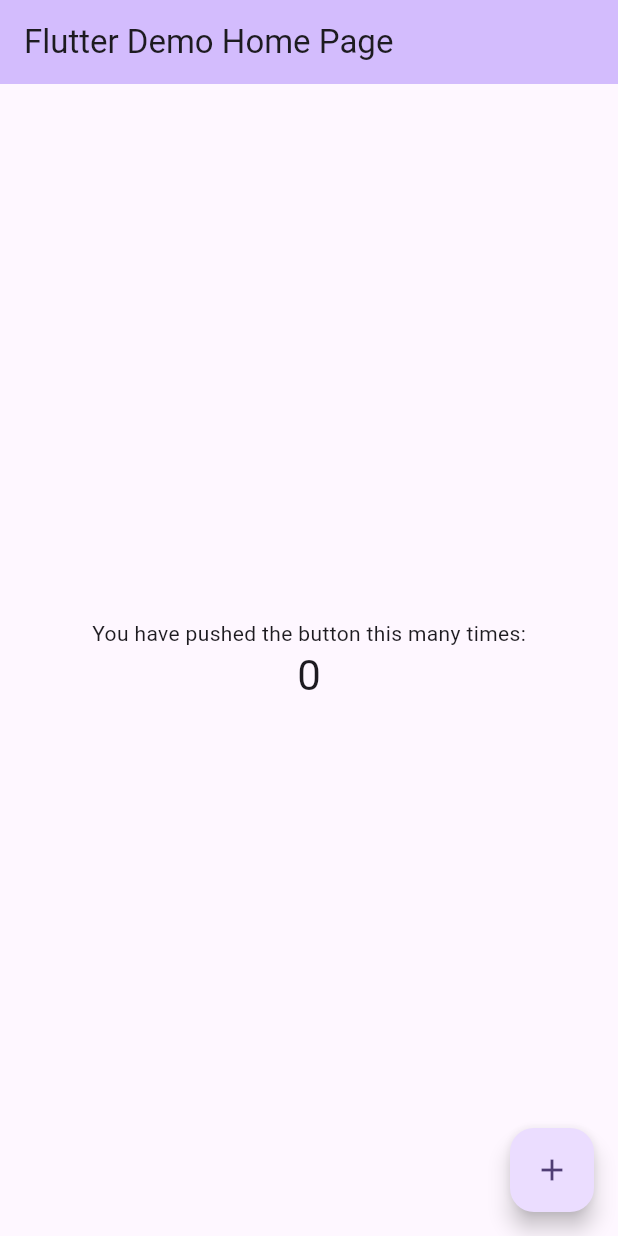
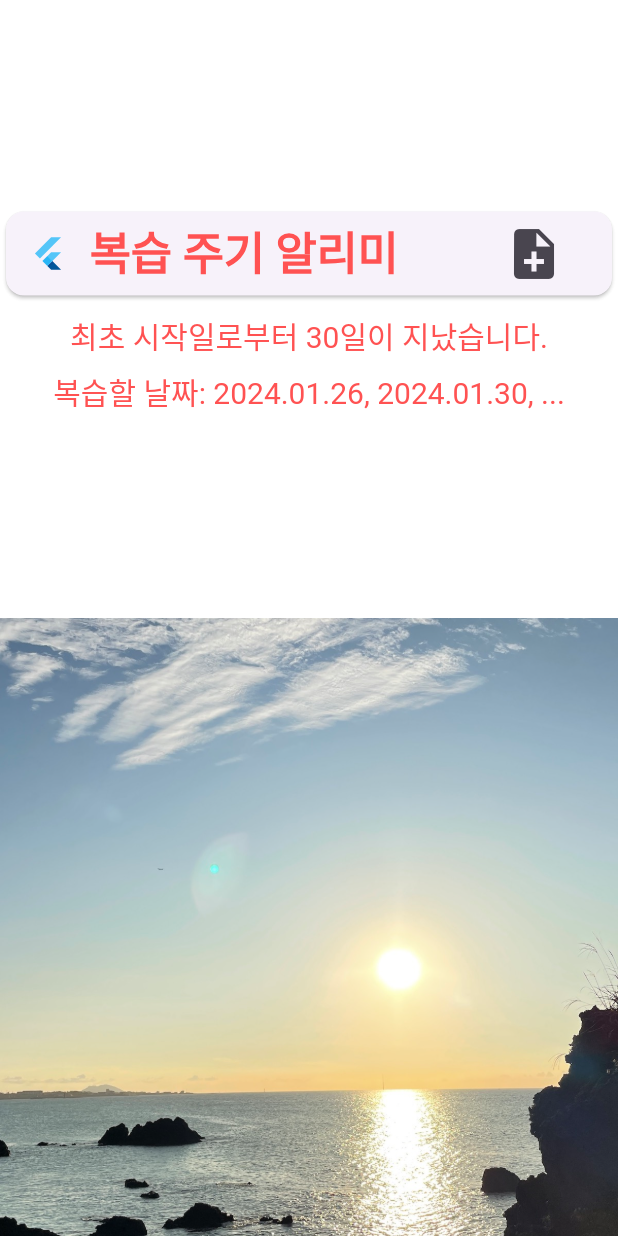
Before and after one commit to MinJaehyun/code_factory, a Flutter app: the screen it shows after launch, on a phone screen of 412 x 824 dp. Run offline on Flutter 3.47's test engine with Material 3 defaults, Android fonts, the phone set to English and light mode, and no system bars.

Commit message:
정적 UI - 50% 완료

```diff
--- a/u_and_i/analysis_options.yaml
+++ b/u_and_i/analysis_options.yaml
@@ -7,7 +7,7 @@
 
 # The following line activates a set of recommended lints for Flutter apps,
 # packages, and plugins designed to encourage good coding practices.
-include: package:flutter_lints/flutter.yaml
+#include: package:flutter_lints/flutter.yaml
 
 linter:
   # The lint rules applied to this project can be customized in the
--- a/u_and_i/lib/main.dart
+++ b/u_and_i/lib/main.dart
@@ -1,4 +1,5 @@
 import 'package:flutter/material.dart';
+import 'package:u_and_i/screen/home_screen.dart';
 
 void main() {
   runApp(const MyApp());
@@ -7,119 +8,22 @@
 class MyApp extends StatelessWidget {
   const MyApp({super.key});
 
-  // This widget is the root of your application.
   @override
   Widget build(BuildContext context) {
     return MaterialApp(
-      title: 'Flutter Demo',
+      home: HomeScreen(),
       theme: ThemeData(
-        // This is the theme of your application.
-        //
-        // TRY THIS: Try running your application with "flutter run". You'll see
-        // the application has a purple toolbar. Then, without quitting the app,
-        // try changing the seedColor in the colorScheme below to Colors.green
-        // and then invoke "hot reload" (save your changes or press the "hot
-        // reload" button in a Flutter-supported IDE, or press "r" if you used
-        // the command line to start the app).
-        //
-        // Notice that the counter didn't reset back to zero; the application
-        // state is not lost during the reload. To reset the state, use hot
-        // restart instead.
-        //
-        // This works for code too, not just values: Most code changes can be
-        // tested with just a hot reload.
-        colorScheme: ColorScheme.fromSeed(seedColor: Colors.deepPurple),
-        useMaterial3: true,
+        textTheme: TextTheme(
+          // headline1: ,
+          displayLarge: TextStyle(color: Colors.redAccent, fontSize: 30, fontWeight: FontWeight.bold),
+          // headline2: ,
+          displayMedium: TextStyle(color: Colors.redAccent, fontSize: 20, fontWeight: FontWeight.bold),
+          // h3
+          displaySmall: TextStyle(color: Colors.redAccent, fontSize: 20,),
+          // headline4:
+          headlineMedium: TextStyle(color: Colors.redAccent, fontSize: 20,),
+        )
       ),
-      home: const MyHomePage(title: 'Flutter Demo Home Page'),
     );
   }
 }
-
-class MyHomePage extends StatefulWidget {
-  const MyHomePage({super.key, required this.title});
-
-  // This widget is the home page of your application. It is stateful, meaning
-  // that it has a State object (defined below) that contains fields that affect
-  // how it looks.
-
-  // This class is the configuration for the state. It holds the values (in this
-  // case the title) provided by the parent (in this case the App widget) and
-  // used by the build method of the State. Fields in a Widget subclass are
-  // always marked "final".
-
-  final String title;
-
-  @override
-  State<MyHomePage> createState() => _MyHomePageState();
-}
-
-class _MyHomePageState extends State<MyHomePage> {
-  int _counter = 0;
-
-  void _incrementCounter() {
-    setState(() {
-      // This call to setState tells the Flutter framework that something has
-      // changed in this State, which causes it to rerun the build method below
-      // so that the display can reflect the updated values. If we changed
-      // _counter without calling setState(), then the build method would not be
-      // called again, and so nothing would appear to happen.
-      _counter++;
-    });
-  }
-
-  @override
-  Widget build(BuildContext context) {
-    // This method is rerun every time setState is called, for instance as done
-    // by the _incrementCounter method above.
-    //
-    // The Flutter framework has been optimized to make rerunning build methods
-    // fast, so that you can just rebuild anything that needs updating rather
-    // than having to individually change instances of widgets.
-    return Scaffold(
-      appBar: AppBar(
-        // TRY THIS: Try changing the color here to a specific color (to
-        // Colors.amber, perhaps?) and trigger a hot reload to see the AppBar
-        // change color while the other colors stay the same.
-        backgroundColor: Theme.of(context).colorScheme.inversePrimary,
-        // Here we take the value from the MyHomePage object that was created by
-        // the App.build method, and use it to set our appbar title.
-        title: Text(widget.title),
-      ),
-      body: Center(
-        // Center is a layout widget. It takes a single child and positions it
-        // in the middle of the parent.
-        child: Column(
-          // Column is also a layout widget. It takes a list of children and
-          // arranges them vertically. By default, it sizes itself to fit its
-          // children horizontally, and tries to be as tall as its parent.
-          //
-          // Column has various properties to control how it sizes itself and
-          // how it positions its children. Here we use mainAxisAlignment to
-          // center the children vertically; the main axis here is the vertical
-          // axis because Columns are vertical (the cross axis would be
-          // horizontal).
-          //
-          // TRY THIS: Invoke "debug painting" (choose the "Toggle Debug Paint"
-          // action in the IDE, or press "p" in the console), to see the
-          // wireframe for each widget.
-          mainAxisAlignment: MainAxisAlignment.center,
-          children: <Widget>[
-            const Text(
-              'You have pushed the button this many times:',
-            ),
-            Text(
-              '$_counter',
-              style: Theme.of(context).textTheme.headlineMedium,
-            ),
-          ],
-        ),
-      ),
-      floatingActionButton: FloatingActionButton(
-        onPressed: _incrementCounter,
-        tooltip: 'Increment',
-        child: const Icon(Icons.add),
-      ), // This trailing comma makes auto-formatting nicer for build methods.
-    );
-  }
-}
--- /dev/null
+++ b/u_and_i/lib/screen/home_screen.dart
@@ -0,0 +1,101 @@
+import 'package:flutter/cupertino.dart';
+import 'package:flutter/material.dart';
+
+class HomeScreen extends StatelessWidget {
+  const HomeScreen({super.key});
+
+  @override
+  Widget build(BuildContext context) {
+    // 현재 날짜
+    DateTime dateTime = DateTime.now();
+
+    return Scaffold(
+      backgroundColor: Colors.white24,
+      body: SafeArea(
+        child: Column(
+          crossAxisAlignment: CrossAxisAlignment.start,
+          mainAxisAlignment: MainAxisAlignment.spaceBetween,
+          children: [
+            Expanded(
+              child: _DDay(),
+            ),
+            _BackImage(),
+          ],
+        ),
+      ),
+    );
+  }
+}
+
+class _DDay extends StatefulWidget {
+  const _DDay({super.key});
+
+  @override
+  State<_DDay> createState() => _DDayState();
+}
+
+class _DDayState extends State<_DDay> {
+  @override
+  Widget build(BuildContext context) {
+    final textTheme = Theme.of(context).textTheme;
+    return Center(
+      child: Column(
+        mainAxisSize: MainAxisSize.min,
+        children: [
+          Column(
+            children: [
+              Card(
+                child: ListTile(
+                  leading: FlutterLogo(),
+                  title: Text('복습 주기 알리미', style: textTheme.displayLarge),
+                  trailing: IconButton(
+                    onPressed: () {
+                      // 복습 노트 클릭 시, 하단에 Dialog 나타내며, 그 안에 DataPicker 나타내고, 선택한 날짜를 나타내기
+
+                      // 240125 - testing...
+                      // Future<DateTime?> selectDate() {
+                      //   showCupertinoDialog(
+                      //     context: context,
+                      //     builder: (context) {
+                      //       return showDatePicker(
+                      //         context: context,
+                      //         firstDate: firstDate,
+                      //         lastDate: lastDate,
+                      //         onDatePickerModeChange: (DateTime data) {
+                      //
+                      //         },
+                      //       );
+                      //     },
+                      //   );
+                      // }
+                    },
+                    icon: Icon(Icons.note_add, size: 40),
+                  ),
+                ),
+              ),
+              const SizedBox(height: 10),
+              Text('최초 시작일로부터 30일이 지났습니다.', style: textTheme.headlineMedium),
+              const SizedBox(height: 10),
+              Text('복습할 날짜: 2024.01.26, 2024.01.30, ...', // 말줄임표 클릭하면 날짜 나타내기?
+                  style: textTheme.headlineMedium),
+            ],
+          ),
+        ],
+      ),
+    );
+  }
+}
+
+class _BackImage extends StatelessWidget {
+  const _BackImage({super.key});
+
+  @override
+  Widget build(BuildContext context) {
+    return Image.asset(
+      'asset/img/image_2.jpeg',
+      height: MediaQuery.of(context).size.height / 2,
+      width: double.infinity,
+      fit: BoxFit.cover,
+    );
+  }
+}
--- a/u_and_i/pubspec.yaml
+++ b/u_and_i/pubspec.yaml
@@ -59,8 +59,8 @@ flutter:
   uses-material-design: true
 
   # To add assets to your application, add an assets section, like this:
-  # assets:
-  #   - images/a_dot_burr.jpeg
+  assets:
+    - asset/img/
   #   - images/a_dot_ham.jpeg
 
   # An image asset can refer to one or more resolution-specific "variants", see
```
Also changed, not shown: u_and_i/asset/img/image_2.jpeg (added), 1 other file.
